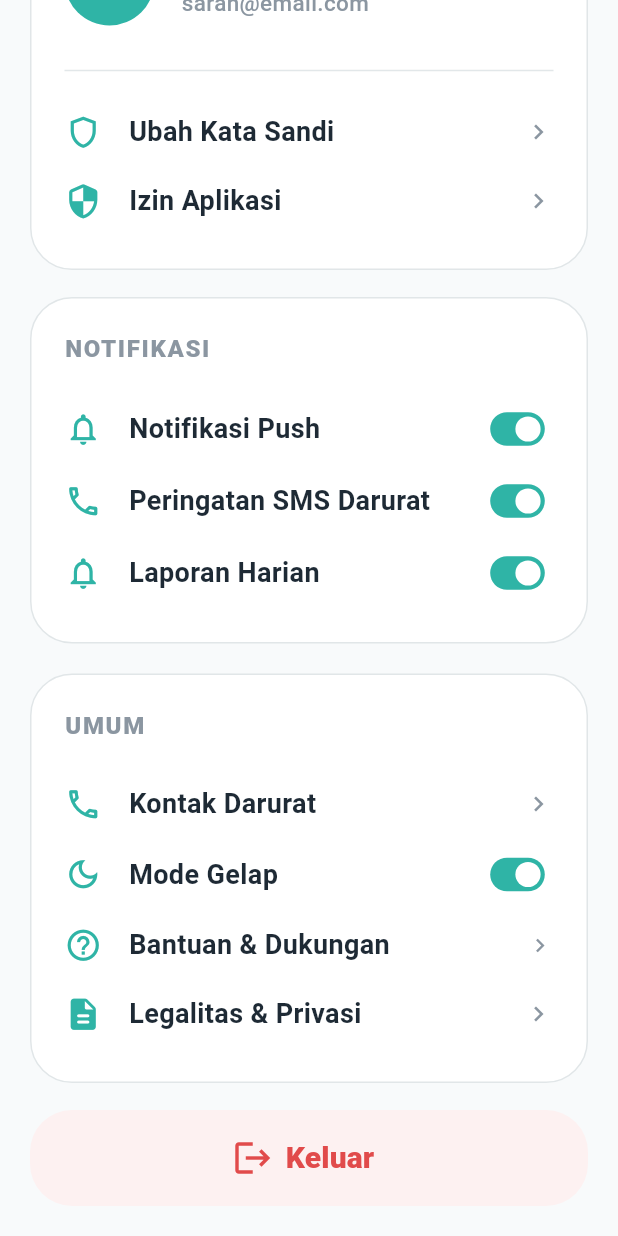
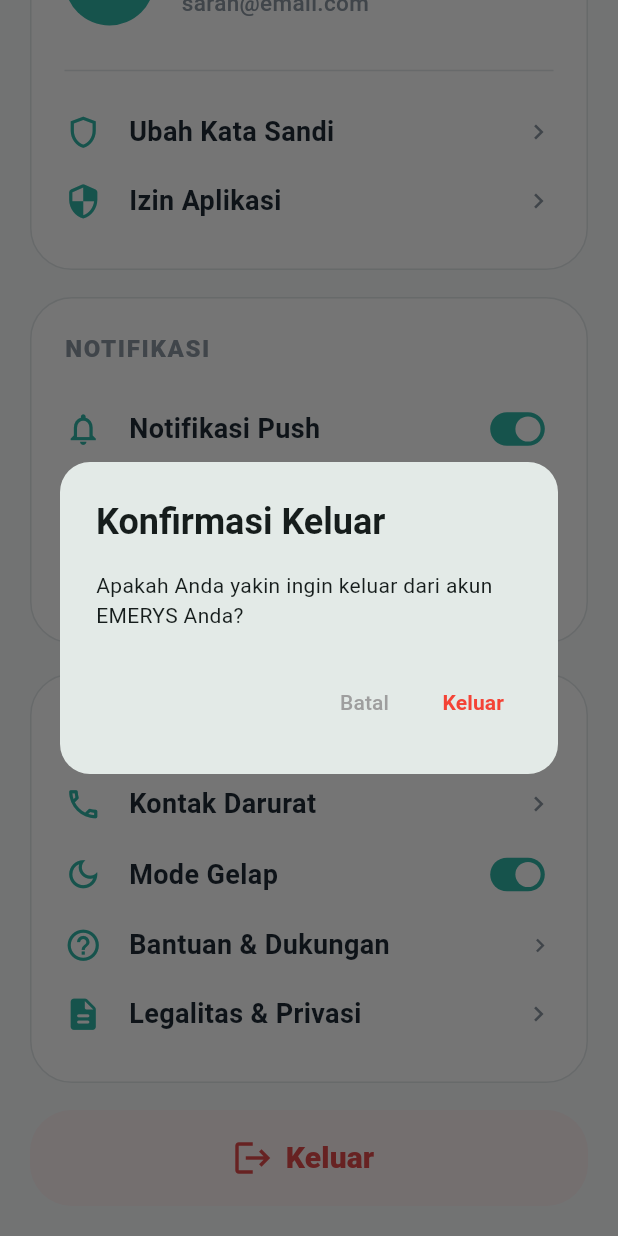
Before and after one commit to Aulirma/smart_sandal, a Flutter app: the PengaturanPage screen opened directly with empty values, scrolled down 160 dp, after a tap on "Keluar", on a phone screen of 412 x 824 dp. Run offline on Flutter 3.47's test engine with Material 3 defaults, Android fonts, the light colour scheme and no system bars.

Commit message:
Update Menu Keluar Akun

```diff
--- a/lib/pages/pengaturan_page.dart
+++ b/lib/pages/pengaturan_page.dart
@@ -4,6 +4,7 @@
 import 'legal_policy_page.dart';
 import 'izin_app_page.dart';
 import 'bantuan_page.dart';
+import 'login_page.dart';
 
 class PengaturanPage extends StatefulWidget {
   final VoidCallback onBackPressed;
@@ -281,12 +282,52 @@
     );
   }
 
+  void _showLogoutDialog(BuildContext context) {
+    showDialog(
+      context: context,
+      builder: (context) => AlertDialog(
+        shape: RoundedRectangleBorder(
+          borderRadius: BorderRadius.circular(20),
+        ),
+        title: const Text(
+          'Konfirmasi Keluar',
+          style: TextStyle(fontWeight: FontWeight.bold),
+        ),
+        content: const Text(
+          'Apakah Anda yakin ingin keluar dari akun EMERYS Anda?',
+        ),
+        actions: [
+          TextButton(
+            onPressed: () => Navigator.pop(context),
+            child: const Text(
+              'Batal',
+              style: TextStyle(color: Colors.grey),
+            ),
+          ),
+          TextButton(
+            onPressed: () {
+              Navigator.pushAndRemoveUntil(
+                context,
+                MaterialPageRoute(builder: (context) => const LoginPage()),
+                (route) => false,
+              );
+            },
+            child: const Text(
+              'Keluar',
+              style: TextStyle(color: Colors.red, fontWeight: FontWeight.bold),
+            ),
+          ),
+        ],
+      ),
+    );
+  }
+
   Widget _buildLogoutButton() {
     return SizedBox(
       width: double.infinity,
       height: 64,
       child: ElevatedButton.icon(
-        onPressed: () {},
+        onPressed: () => _showLogoutDialog(context),
         icon: const Icon(Icons.logout, color: Color(0xFFE14B4B), size: 28),
         label: const Text(
           'Keluar',
```
